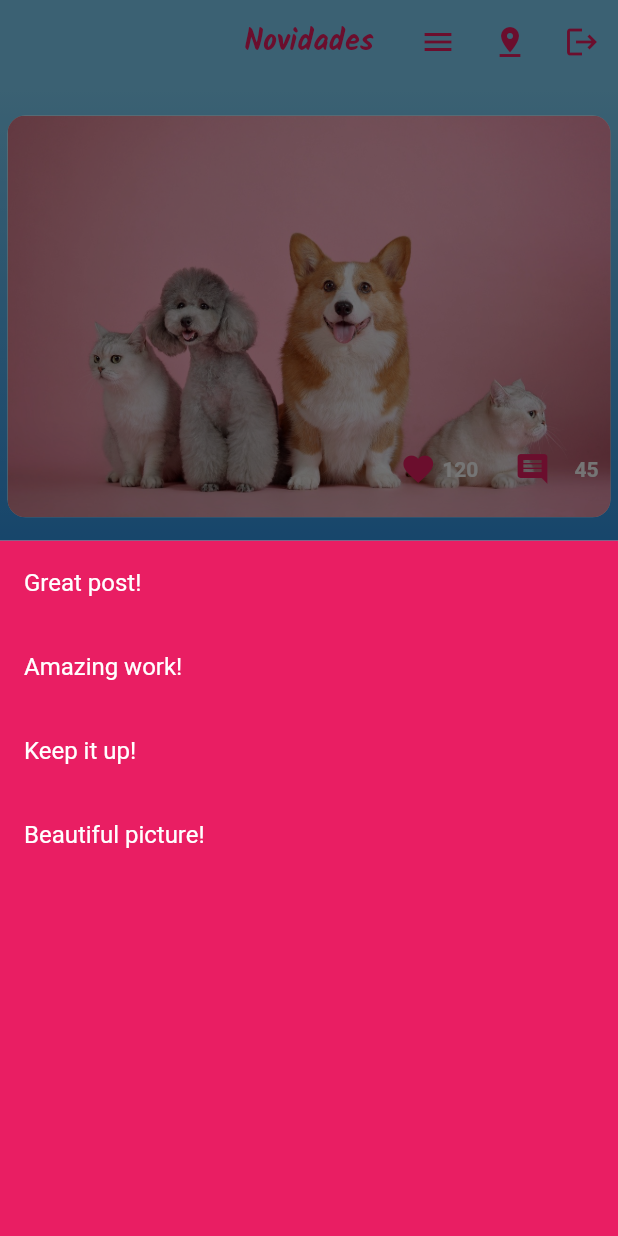
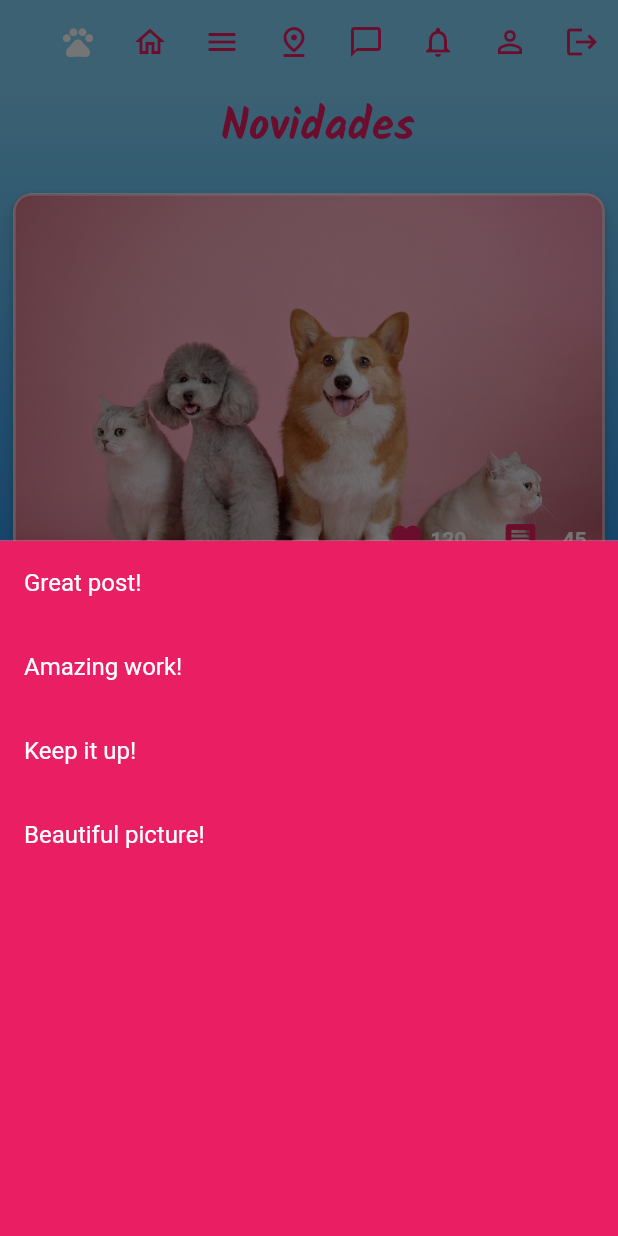
Before and after one commit to Rita-Borges/domus_buddies_web, a Flutter app: the screen it shows after launch, after a tap on the "comment" icon, on a phone screen of 412 x 824 dp. Run offline on Flutter 3.47's test engine with Material 2 defaults, Android fonts, the phone set to English and light mode, and no system bars; our stand-ins replace image_picker, video_player; missing offline and left inert: universal_html.

Commit message:
fixs august 15 v2

```diff
--- a/lib/FeedPage.dart
+++ b/lib/FeedPage.dart
@@ -1,5 +1,8 @@
 import 'package:domus_buddies/uploadPage.dart';
 import 'package:flutter/material.dart';
+
+import 'AppBarGeneric.dart';
+import 'BackgroundGeneric.dart';
 
 class NovidadesPage extends StatelessWidget {
   NovidadesPage({Key? key});
@@ -12,77 +15,96 @@
     'Beautiful picture!',
   ];
 
+
+
+
   @override
   Widget build(BuildContext context) {
     return MaterialApp(
       home: Scaffold(
-        appBar: AppBar(
-          backgroundColor: Colors.lightBlue.shade200,
-          elevation: 0, // Remove app bar shadow
-          centerTitle: true, // Center the title (Novidades) in the app bar
-          actions: [
-            IconButton(
-              icon: Icon(Icons.menu, color: Colors.pink),
-              onPressed: () {
-                // Handle search button press
-              },
-            ),
-            IconButton(
-              icon: Icon(Icons.pin_drop, color: Colors.pink),
-              onPressed: () {
-                // Handle notifications button press
-              },
-            ),
-            IconButton(
-              icon: Icon(Icons.logout, color: Colors.pink),
-              onPressed: () {
-                // Handle user profile button press
-              },
-            ),
-          ],
-          title: Text(
-            'Novidades',
+        appBar: CustomAppBar(),
+        body: Stack(
+          children: [
+            GradientBackground(
+              child: Container(
+                padding: EdgeInsets.all(5),
+                child: Column(
+                  mainAxisAlignment: MainAxisAlignment.center,
+                  crossAxisAlignment: CrossAxisAlignment.center,
+                  children: [
+                    Text(
+                      ' Novidades',
                       style: TextStyle(
-              fontSize: 20,
+                        fontSize: 30,
                         fontWeight: FontWeight.bold,
                         color: Colors.pink,
                         fontFamily: 'Handwritten',
                       ),
                     ),
-        ),
-        body: Container(
-          decoration: BoxDecoration(
-            gradient: LinearGradient(
-              colors: [
-                Colors.lightBlue.shade200,
-                Colors.blue.shade600,
-                Colors.indigo.shade900
+                    Expanded(
+                      child: ListView(
+                        children: [
+                          SizedBox(height: 16),
+                          buildImageSection(
+                              context, 'assets/images/ImageHome.jpeg', 120, 45),
+                          SizedBox(height: 16),
+                          buildImageSection(
+                              context, 'assets/images/luna1.jpg', 95, 30),
+                          SizedBox(height: 16),
+                          buildImageSection(
+                              context, 'assets/images/luna1.jpg', 110, 25),
                         ],
-              begin: Alignment.topCenter,
-              end: Alignment.bottomCenter,
                       ),
                     ),
-          padding: EdgeInsets.all(5),
-          child: Column(
-            crossAxisAlignment: CrossAxisAlignment.start,
-            children: [
-              SizedBox(height: 16),
-              // Center(
-              //   child: Text(
-              //     'Novidades',
-              //     style: TextStyle(
-              //       fontSize: 34,
-              //       fontWeight: FontWeight.bold,
-              //       color: Colors.pink,
-              //       fontFamily: 'Handwritten',
-              //     ),
-              //   ),
-              // ),
-              //SizedBox(height: 24),
-              Container(
-                //height: 200, // Set the desired height for the image
+                  ],
+                ),
+              ),
+            ),
+            Positioned(
+              bottom: 16, // adjust as needed
+              left: 0,
+              right: 0,
+              child: Center(
+                child: FloatingActionButton(
+                  child: Icon(Icons.add_a_photo_outlined, color: Colors.white),
+                  backgroundColor: Colors.pink,
+
+                  elevation: 5.0,
+                  shape: RoundedRectangleBorder(
+                      borderRadius: BorderRadius.circular(28.0),  // Assuming default size of FloatingActionButton, you can adjust as needed
+                      side: BorderSide(color: Colors.white, width: 2.0)
+                  ),
+
+                  onPressed: () {
+                    Navigator.push(
+                      context,
+                      MaterialPageRoute(builder: (context) => UploadPage()),
+                    );
+                  },
+                ),
+              ),
+            ),
+          ],
+        ),
+      ),
+    );
+  }
+
+
+
+  Widget buildImageSection(
+      BuildContext context, String imagePath, int likes, int commentsCount) {
+    return Card(
+      shape: RoundedRectangleBorder(
+        borderRadius: BorderRadius.circular(12),
+        side: BorderSide(
+          color: Colors.white.withOpacity(0.5),  // change this color to whatever you like
+          width: 1.5,
+        ),
+      ),
+      elevation: 4,
+      child: Container(
         decoration: BoxDecoration(
-                  color: Colors.white,
           borderRadius: BorderRadius.circular(12),
         ),
         child: Stack(
@@ -90,60 +112,7 @@
             ClipRRect(
               borderRadius: BorderRadius.circular(12),
               child: Image.asset(
-                        'assets/images/ImageHome.jpeg', // Replace with your image path
-                        fit: BoxFit.cover,
-                      ),
-                    ),
-
-                    Positioned(
-                      bottom: 8,
-                      right: 8,
-                      child: Row(
-                        children: [
-                          Icon(Icons.favorite, color: Colors.pink),
-                          SizedBox(width: 4),
-                          Text(
-                            '120',
-                            style: TextStyle(
-                              color: Colors.white,
-                              fontWeight: FontWeight.bold,
-                            ),
-                          ),
-                          SizedBox(width: 12),
-                          IconButton(
-                            icon: Icon(Icons.comment, color: Colors.pink),
-                            onPressed: () {
-                              _showListBottomSheet(context); // Show the list of comments when the comment icon is pressed
-                            },
-                          ),
-                          SizedBox(width: 4),
-                          Text(
-                            '45',
-                            style: TextStyle(
-                              color: Colors.white,
-                              fontWeight: FontWeight.bold,
-                            ),
-                          ),
-                        ],
-                      ),
-                    ),
-                  ],
-                ),
-              ),
-              SizedBox(height: 16),
-              // Second Image
-              Container(
-                //height: 200, // Set the desired height for the image
-                decoration: BoxDecoration(
-                  color: Colors.white,
-                  borderRadius: BorderRadius.circular(12),
-                ),
-                child: Stack(
-                  children: [
-                    ClipRRect(
-                      borderRadius: BorderRadius.circular(12),
-                      child: Image.asset(
-                        'assets/images/luna1.jpg',
+                imagePath,
                 fit: BoxFit.cover,
               ),
             ),
@@ -155,7 +124,7 @@
                   Icon(Icons.favorite, color: Colors.pink),
                   SizedBox(width: 4),
                   Text(
-                            '95',
+                    '$likes',
                     style: TextStyle(
                       color: Colors.white,
                       fontWeight: FontWeight.bold,
@@ -170,82 +139,17 @@
                   ),
                   SizedBox(width: 4),
                   Text(
-                            '30',
+                    '$commentsCount',
                     style: TextStyle(
                       color: Colors.white,
                       fontWeight: FontWeight.bold,
                     ),
                   ),
+                  SizedBox(width: 4),
                 ],
               ),
             ),
           ],
-                ),
-              ),
-              SizedBox(height: 16),
-              // Second Image
-              Container(
-                //height: 200, // Set the desired height for the image
-                decoration: BoxDecoration(
-                  color: Colors.white,
-                  borderRadius: BorderRadius.circular(12),
-                ),
-                child: Stack(
-                  children: [
-                    ClipRRect(
-                      borderRadius: BorderRadius.circular(12),
-                      child: Image.asset(
-                        'assets/images/luna1.jpg',
-                        fit: BoxFit.cover,
-                      ),
-                    ),
-                    Positioned(
-                      bottom: 8,
-                      right: 8,
-                      child: Row(
-                        children: [
-                          Icon(Icons.favorite, color: Colors.pink),
-                          SizedBox(width: 4),
-                          Text(
-                            '95',
-                            style: TextStyle(
-                              color: Colors.white,
-                              fontWeight: FontWeight.bold,
-                            ),
-                          ),
-                          SizedBox(width: 12),
-                          IconButton(
-                            icon: Icon(Icons.comment, color: Colors.pink),
-                            onPressed: () {
-                              _showListBottomSheet(context);
-                            },
-                          ),
-                          SizedBox(width: 4),
-                          Text(
-                            '30',
-                            style: TextStyle(
-                              color: Colors.white,
-                              fontWeight: FontWeight.bold,
-                            ),
-                          ),
-                        ],
-                      ),
-                    ),
-                  ],
-                ),
-              ),
-
-            ],
-          ),
-        ),
-
-
-        floatingActionButton: FloatingActionButton(
-          onPressed: () {
-            _navigateToNewPage(context); // Show the upload options when plus button is pressed
-          },
-          child: Icon(Icons.add, color: Colors.white),
-          backgroundColor: Colors.pink,
         ),
       ),
     );
@@ -256,16 +160,17 @@
       context: context,
       builder: (BuildContext context) {
         return Container(
-          color: Colors.pink, // Pink background for the bottom sheet
+          color: Colors.pink,
           child: ListView.builder(
-            itemCount: comments.length, // Use the comments list length
+            itemCount: comments.length,
             itemBuilder: (BuildContext context, int index) {
               String comment = comments[index];
               return ListTile(
-                tileColor: Colors.white, // White background for each list item
+                tileColor: Colors.white,
                 title: Text(
                   comment,
-                  style: TextStyle(color: Colors.white), // Black text color for each comment
+                  style: TextStyle(
+                      color: Colors.white),
                 ),
                 onTap: () {
                   // Handle comment tap if needed
@@ -277,13 +182,4 @@
       },
     );
   }
-
-  void _navigateToNewPage(BuildContext context) {
-  Navigator.push(
-    context,
-    MaterialPageRoute(
-      builder: (context) => UploadPage(), // Replace `NewPage` with the class of your new page
-    ),
-  );
 }
-}
```
Lines whose indentation alone changed are shown as unchanged.
